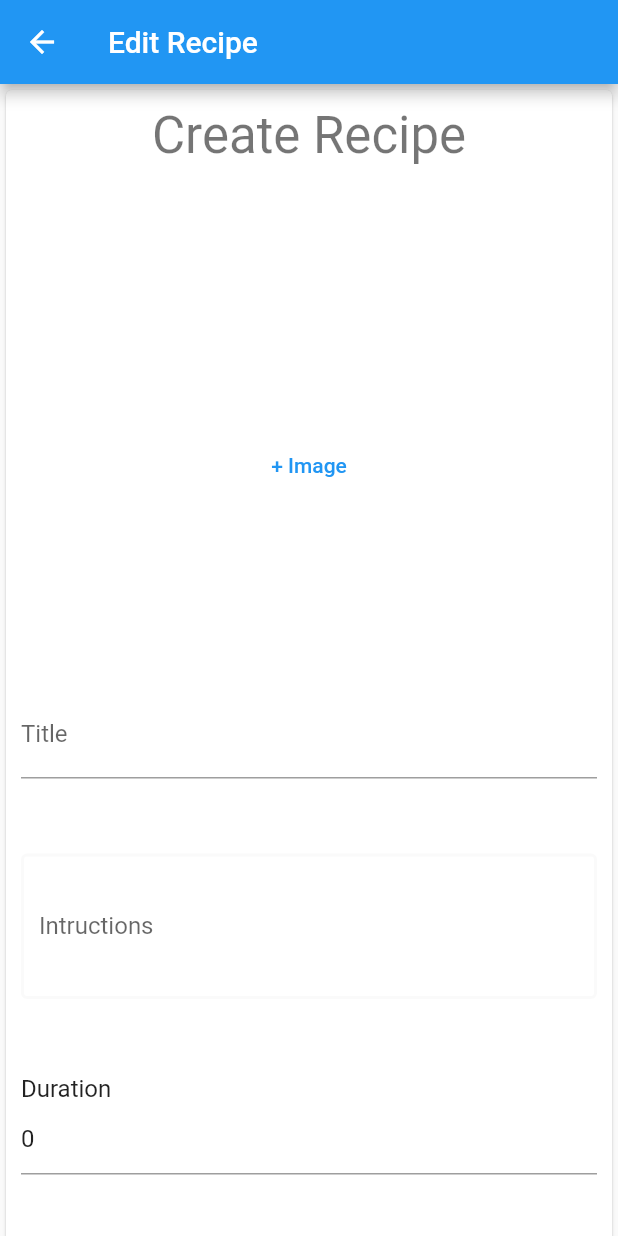
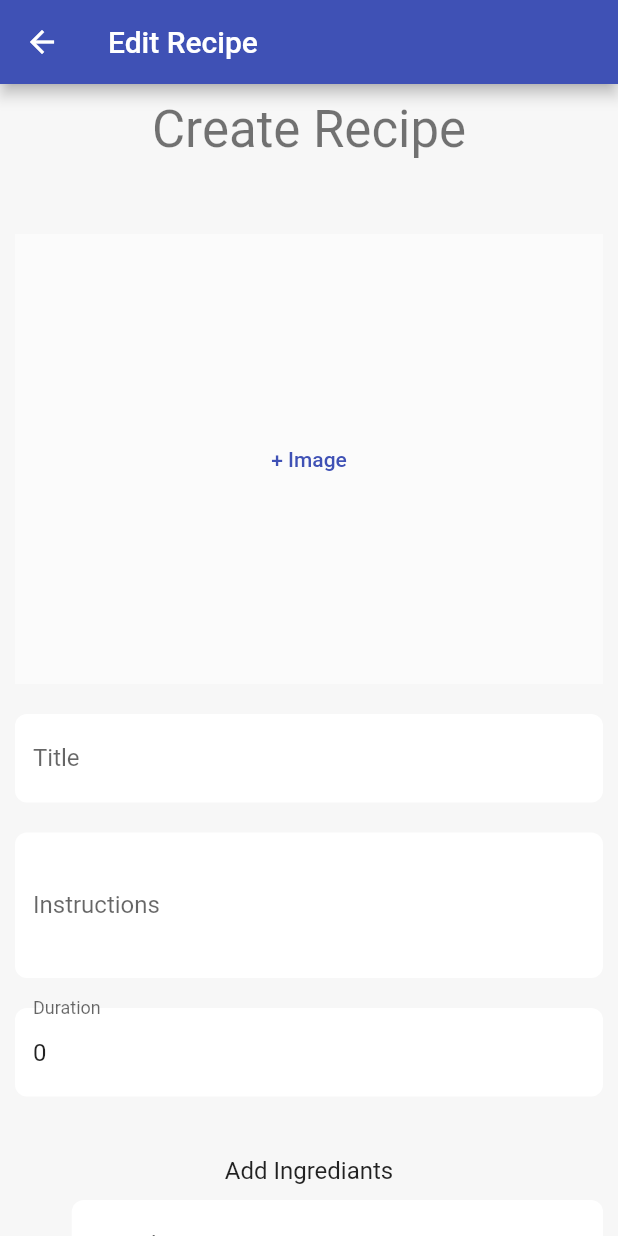
Before and after one commit to adamt94/recipe_book, a Flutter app: the Edit screen opened directly with empty values, on a phone screen of 412 x 824 dp. Run offline on Flutter 3.47's test engine with Material 2 defaults, Android fonts, the phone set to English and light mode, and no system bars; our stand-ins replace image_picker; missing offline and left inert: aws_dynamodb_api, web_smooth_scroll; network calls fail.

Commit message:
upgraded create ui

```diff
--- a/lib/main.dart
+++ b/lib/main.dart
@@ -22,18 +22,24 @@ class MyApp extends StatelessWidget {
     return MaterialApp(
       title: 'Flutter Demo',
       theme: ThemeData(
-        // This is the theme of your application.
-        //
-        // Try running your application with "flutter run". You'll see the
-        // application has a blue toolbar. Then, without quitting the app, try
-        // changing the primarySwatch below to Colors.green and then invoke
-        // "hot reload" (press "r" in the console where you ran "flutter run",
-        // or simply save your changes to "hot reload" in a Flutter IDE).
-        // Notice that the counter didn't reset back to zero; the application
-        // is not restarted.
-        primarySwatch: Colors.blue,
-      ),
-      home: const MyHomePage(title: 'Flutter Demo Home Page'),
+          // Brightness.dark/light is estimated based on the default shade for the color
+          // This also sets the bool primaryIsDark
+          // primaryColorBrightness = estimateBrightnessForColor(primarySwatch);
+          // This generates the modern simplified set of theme colors flutter recommends
+          // using when theming Widgets based on the theme. Set it manually if you need
+          // more control over individual colors
+          // colorScheme = ColorScheme.fromSwatch(
+          //       primarySwatch: primarySwatch, // as above
+          //       primaryColorDark: primaryColorDark, // as above
+          //       accentColor: accentColor, // as above
+          //       cardColor: cardColor, // default based on theme brightness, can be set manually
+          //       backgroundColor: backgroundColor, // as above
+          //       errorColor: errorColor, // default (Colors.red[700]), can be set manually
+          //       brightness: brightness, // default (Brightness.light), can be set manually
+          //     );
+          scaffoldBackgroundColor: const Color.fromRGBO(247, 247, 247, 1),
+          primarySwatch: Colors.indigo),
+      home: const MyHomePage(title: 'Recipe Book'),
     );
   }
 }
--- a/lib/screens/Create.dart
+++ b/lib/screens/Create.dart
@@ -5,6 +5,7 @@ import 'package:flutter/material.dart';
 import 'package:image_picker/image_picker.dart';
 import 'package:recipe_book/models/recipe.dart';
 import 'package:recipe_book/util/resource.dart';
+import 'package:recipe_book/widgets/textfield.dart';
 
 import '../models/ingrediant.dart';
 
@@ -33,9 +34,9 @@ class _Create extends State<Create> {
 
   @override
   Widget build(BuildContext context) {
-    titleController.text = widget.title!;
-    intructionsController.text = widget.instructions!;
-    durationController.text = widget.duration!;
+    titleController.text = widget.title ?? '';
+    intructionsController.text = widget.instructions ?? '';
+    durationController.text = widget.duration ?? '';
     _onSaved(int index, String val) async {}
     _onUpdate(int index, String val) async {
       setState(() {
@@ -49,10 +50,11 @@ class _Create extends State<Create> {
           Text('${index + 1}'),
           const SizedBox(width: 30),
           Expanded(
-            child: TextFormField(
-              decoration: const InputDecoration(hintText: 'ingrediant'),
-              onChanged: (val) {
-                _onUpdate(index, val);
+            child: customTextField(
+              hintText: 'ingrediant',
+              index: index,
+              onChanged: (i, val) {
+                _onUpdate(i, val);
               },
             ),
           ),
@@ -82,8 +84,7 @@ class _Create extends State<Create> {
       child: Column(
         crossAxisAlignment: CrossAxisAlignment.start,
         children: [
-          Card(
-            child: Padding(
+          Padding(
               padding: const EdgeInsets.all(10),
               child: Column(
                 mainAxisSize: MainAxisSize.min,
@@ -92,11 +93,11 @@ class _Create extends State<Create> {
                       child: Padding(
                           padding: const EdgeInsets.only(bottom: 50),
                           child: Text("Create Recipe",
-                                style: Theme.of(context)
-                                    .textTheme
-                                    .headlineMedium))),
+                              style:
+                                  Theme.of(context).textTheme.headlineMedium))),
                   Container(
                       height: 300,
+                      color: Theme.of(context).cardColor.withOpacity(0.5),
                       width: MediaQuery.of(context).size.width,
                       decoration: imagesrc.isEmpty
                           ? null
@@ -112,70 +113,33 @@ class _Create extends State<Create> {
                           _getFromCamera();
                         },
                       )),
-                    TextFormField(
+                  const SizedBox(height: 20),
+                  customTextField(
                     controller: titleController,
-                      keyboardType: TextInputType.text,
-                      onSaved: (value) => {},
-                      // {onClickAction(double.tryParse(value!))},
-                      decoration: const InputDecoration(
-                          hintText: "Give your recipe a name",
-                          label: Text("Title")),
-                      validator: (value) {
-                        if (value == null || value.isEmpty) {
-                          return 'Please enter some text';
-                        }
-                        return null;
-                      },
+                    title: 'Title',
+                    hintText: 'Give your recipe a name',
                   ),
-                    const SizedBox(height: 50),
-                    TextFormField(
+                  const SizedBox(height: 20),
+                  customTextField(
                     controller: intructionsController,
-                      keyboardType: TextInputType.text,
-                      onSaved: (value) => {},
+                    hintText: "Give instructions to your recipe",
+                    title: "Instructions",
                     minLines: 3,
-                      maxLines: null,
-                      decoration: InputDecoration(
-                        hintText: "Give instructions to your recipe",
-                        label: const Text("Intructions"),
-                        enabledBorder: OutlineInputBorder(
-                          borderSide: BorderSide(
-                              color: Theme.of(context).canvasColor, width: 2),
                   ),
+                  const SizedBox(height: 20),
+                  customTextField(
+                    controller: durationController,
+                    type: TextInputType.number,
+                    title: "Duration",
+                    hintText: "mins",
                   ),
-                      validator: (value) {
-                        if (value == null || value.isEmpty) {
-                          return 'Please enter some text';
-                        }
-                        return null;
-                      },
-                    ),
-                    const SizedBox(height: 50),
-                    Container(
-                        width: MediaQuery.of(context).size.width,
-                        child: Text("Duration",
-                            textAlign: TextAlign.left,
-                            style: Theme.of(context).textTheme.subtitle1)),
-                    TextFormField(
-                      controller: durationController,
-                      keyboardType: TextInputType.number,
-                      decoration: const InputDecoration(hintText: 'mins'),
-                      validator: (value) {
-                        if (value == null || value.isEmpty) {
-                          return 'Please enter a number';
-                        }
-                        final number = num.tryParse(value);
-                        if (number == null) {
-                          return 'enter a number you fucking idiot';
-                        }
-                        return null;
-                      },
-                    ),
-                    const SizedBox(height: 50),
+                  const SizedBox(height: 40),
                   Container(
                       width: MediaQuery.of(context).size.width,
                       child: Text("Add Ingrediants",
-                            textAlign: TextAlign.left,
+                          textAlign: TextAlign.center,
                           style: Theme.of(context).textTheme.subtitle1)),
+                  const SizedBox(height: 10),
                   Flexible(
                     child: ListView.builder(
                       shrinkWrap: true,
@@ -230,7 +194,6 @@ class _Create extends State<Create> {
                   ),
                 ],
               )),
-          ),
         ],
       ),
     ));
--- /dev/null
+++ b/lib/widgets/textfield.dart
@@ -0,0 +1,50 @@
+import 'package:flutter/material.dart';
+
+class customTextField extends StatelessWidget {
+  customTextField(
+      {super.key,
+      this.controller,
+      this.title,
+      this.hintText,
+      this.onChanged,
+      this.type,
+      this.minLines,
+      this.index});
+  TextEditingController? controller;
+  String? title;
+  String? hintText;
+  Function? onChanged;
+  int? index;
+  TextInputType? type;
+  int? minLines;
+  @override
+  Widget build(BuildContext context) {
+    return TextFormField(
+      controller: controller,
+      keyboardType: type ?? TextInputType.text,
+      onSaved: (value) => {},
+      onChanged: (val) => {onChanged!(index, val)},
+      minLines: minLines,
+      maxLines: minLines != null ? 100 : 1,
+      decoration: InputDecoration(
+          border: OutlineInputBorder(
+            borderRadius: BorderRadius.circular(8),
+            borderSide: const BorderSide(
+              width: 0,
+              style: BorderStyle.none,
+            ),
+          ),
+          hintText: "$hintText",
+          fillColor: Colors.white,
+          filled: true,
+          hoverColor: Colors.white70,
+          label: title != null ? Text("$title") : null),
+      validator: (value) {
+        if (value == null || value.isEmpty) {
+          return 'Please enter some text';
+        }
+        return null;
+      },
+    );
+  }
+}
```
Lines whose indentation alone changed are shown as unchanged.
